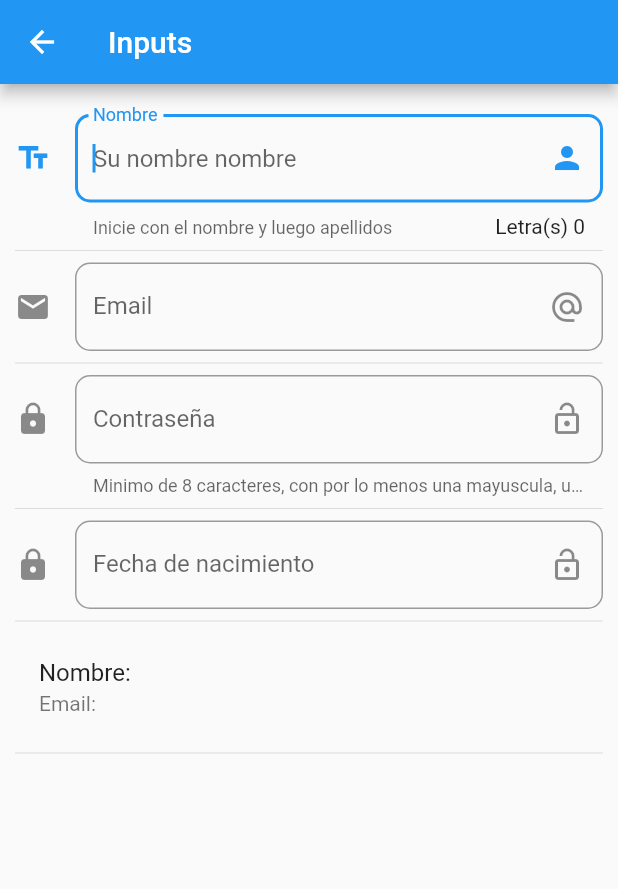
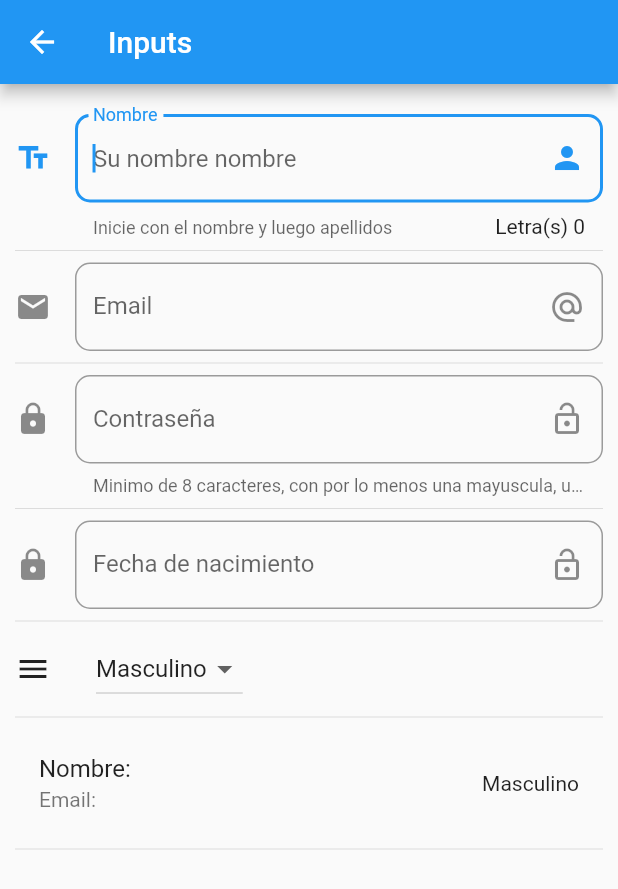
Before and after one commit to ingscomarmr/flutter_practicas, a Flutter app: the InputPage screen opened by its route, on a phone screen of 412 x 824 dp. Shown: the top 889 px of the screen. Run offline on Flutter 3.47's test engine with Material 2 defaults, Android fonts, the phone set to English and light mode, and no system bars.

Commit message:
Dropdow simple

```diff
--- a/lib/src/pages/input_page.dart
+++ b/lib/src/pages/input_page.dart
@@ -12,6 +12,8 @@ class _InputPageState extends State<InputPage> {
   String _nombre = "";
   String _email = "";
   String _fecha = "";
+  String _genero = "Masculino";
+  List <String> _generoList =["Masculino", "Femenino"];
 
   //para poder manejar el valor de la fecha y ponerlo se utiliza controllers
   TextEditingController _fechaTextEditingController = new TextEditingController();
@@ -34,6 +36,8 @@ class _InputPageState extends State<InputPage> {
           Divider(),
           _crearFecha( context ),
           Divider(),
+          _crearDropDown(),
+          Divider(),
           _crearPersona(),
           Divider(),
         ],
@@ -41,6 +45,47 @@ class _InputPageState extends State<InputPage> {
     );
   }
 
+
+  // ############################## GENERO DROPDONW  ##############################
+  List<DropdownMenuItem<String>> _getGeneroOptionsDmi(){
+
+    List<DropdownMenuItem<String>> generoItemsDmiList = List(); //puede ur new o no
+    //otra forma del foreach
+    _generoList.forEach((item) {
+      generoItemsDmiList.add(
+        DropdownMenuItem( //creamos el item de la lista
+          child: Text(item),
+          value: item,
+        )
+      );
+    });
+
+    return generoItemsDmiList;
+  }
+
+  Widget _crearDropDown() {
+
+    return Row( //para que quede mas ordendado en espacios ponemos un row
+      children: <Widget>[
+        Icon(Icons.menu),
+        SizedBox(width: 30.0,),
+        DropdownButton(
+          items: _getGeneroOptionsDmi(),
+          value: _genero,
+          onChanged: (opt){
+            setState(() {
+              print('Genero: $opt');
+              _genero = opt;
+            });
+
+          },
+        ),
+      ],
+    );
+
+  }
+
+  // ############################## NOMBRE INPUT  ##############################
   Widget _crearInputs() {
     return  TextField(
       textCapitalization: TextCapitalization.sentences, //para que ponga en mayus cada palabra
@@ -64,10 +109,12 @@ class _InputPageState extends State<InputPage> {
     );
   }
 
+  // ############################## RESULTADO NOMBRE Y EMAIL LISTTITLE  ##############################
   Widget _crearPersona() {
     return ListTile(
       title: Text('Nombre:$_nombre'),
       subtitle: Text('Email:$_email'),
+      trailing: Text('$_genero'),
     );
   }
 
@@ -91,6 +138,7 @@ class _InputPageState extends State<InputPage> {
     );
   }
 
+  // ############################## PASSWORD INPUT  ##############################
   Widget _crearPassword() {
     return  TextField(
       obscureText: true, //para que no se muestre los caracteres
@@ -112,6 +160,7 @@ class _InputPageState extends State<InputPage> {
     );
   }
 
+  // ############################## FECHA INPUT  ##############################
   Widget _crearFecha(BuildContext context) {
      return  TextField(
       enableInteractiveSelection: false, //para que no puedan copiar el texto
@@ -132,7 +181,7 @@ class _InputPageState extends State<InputPage> {
      );
 
   }
-
+  // ############################## FEHCA MODAL PICKER PARA EL INPUT  ##############################
   //para manejar el datepicker necesitamos async y awaite ya que es un future
   _showDatePicker(BuildContext context) async {
     DateTime picker = await showDatePicker(
@@ -150,4 +199,5 @@ class _InputPageState extends State<InputPage> {
       });
     }
   }
+
 }
```
